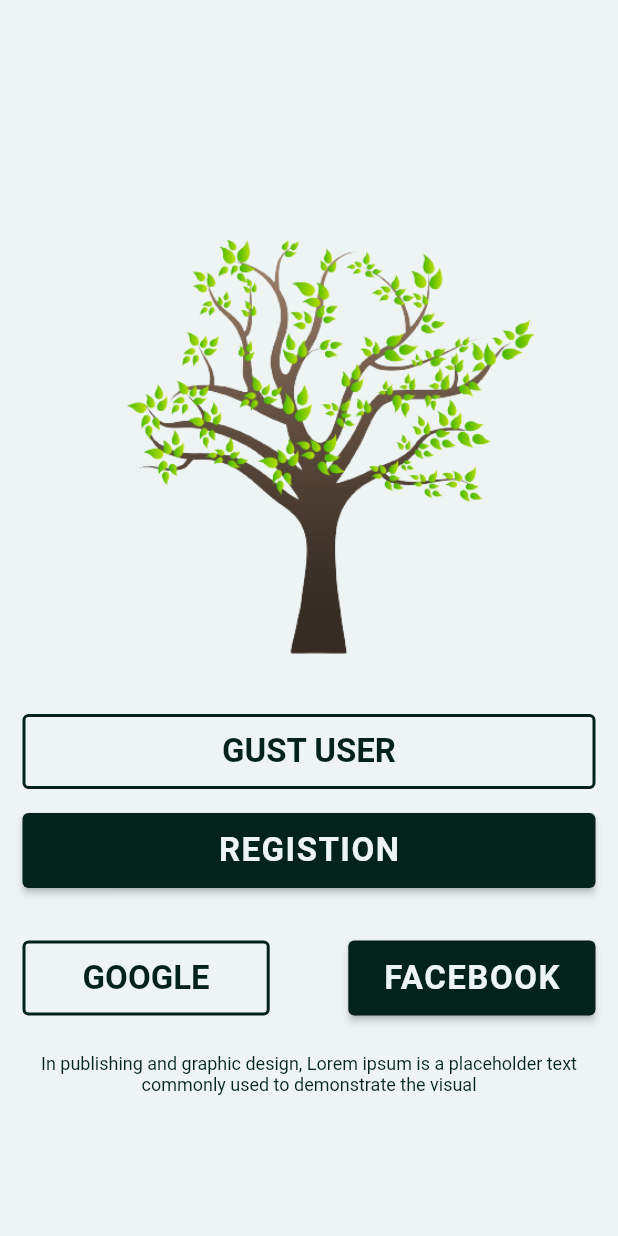
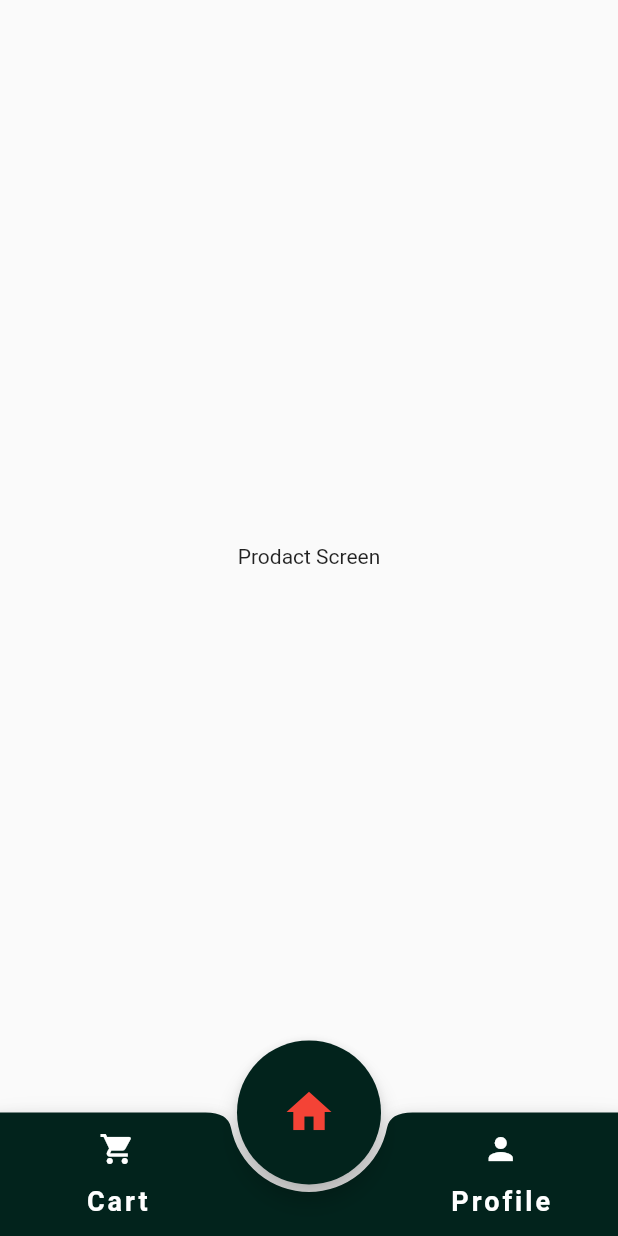
Before and after one commit to rowjoy/tree_shop_ecommerce_with_provider, a Flutter app: the OnboardScrrenTwo screen opened directly, after a tap on "GUST USER", on a phone screen of 412 x 824 dp. Run offline on Flutter 3.47's test engine with Material 2 defaults, Android fonts, the phone set to English and light mode, and no system bars; our stand-ins replace flutter_svg, hexcolor.

Commit message:
E-commers App setup

```diff
--- a/lib/app.dart
+++ b/lib/app.dart
@@ -1,5 +1,5 @@
 import 'package:flutter/material.dart';
-import 'package:tree_shop/onbord_screen/onbord_screen.dart';
+import 'package:tree_shop/modules/onbord_screen/onbord_screen.dart';
 class App extends StatelessWidget {
   const App({super.key});
 
--- /dev/null
+++ b/lib/core/sizes.dart
@@ -0,0 +1,3 @@
+class Sizes {
+
+}
--- a/lib/onbord_screen/onboard_screen_two.dart
+++ b/lib/modules/onbord_screen/onboard_screen_two.dart
@@ -5,6 +5,8 @@
 import 'package:flutter/material.dart';
 import 'package:hexcolor/hexcolor.dart';
 import 'package:tree_shop/core/colors.dart';
+import 'package:tree_shop/modules/screen_layout/base_screen_layout.dart';
+import 'package:tree_shop/modules/views/prodact_screen.dart';
 import 'package:tree_shop/widget/custom_button.dart';
 class OnboardScrrenTwo extends StatefulWidget {
   const OnboardScrrenTwo({super.key});
@@ -40,7 +42,9 @@ class _OnboardScrrenTwoState extends State<OnboardScrrenTwo> {
                     color: HexColor(AppColors.greenColor),
                   )
                 ),
-                onPressed: (){},
+                onPressed: (){
+                  Navigator.push(context, MaterialPageRoute(builder: (context)=> BaseLayoutScreen()));
+                },
                 child: Text("Gust user".toUpperCase(),
                   style: TextStyle(
                     color: HexColor(AppColors.greenColor),
--- a/lib/onbord_screen/onboard_widget/screen_three.dart
+++ b/lib/modules/onbord_screen/onboard_widget/screen_three.dart
@@ -1,7 +1,7 @@
 import 'package:flutter/material.dart';
 import 'package:hexcolor/hexcolor.dart';
 
-import '../../core/colors.dart';
+import '../../../core/colors.dart';
 class ScreenThree extends StatelessWidget {
   const ScreenThree({super.key});
 
--- /dev/null
+++ b/lib/modules/screen_layout/base_screen_layout.dart
@@ -0,0 +1,84 @@
+// ignore_for_file: prefer_const_constructors, avoid_unnecessary_containers, sized_box_for_whitespace
+
+
+import 'package:flutter/material.dart';
+import 'package:hexcolor/hexcolor.dart';
+import 'package:tree_shop/core/colors.dart';
+import 'package:tree_shop/modules/views/cart_screen.dart';
+import 'package:tree_shop/modules/views/prodact_screen.dart';
+import 'package:tree_shop/modules/views/profile_screen.dart';
+class BaseLayoutScreen extends StatefulWidget {
+  const BaseLayoutScreen({super.key});
+
+  @override
+  State<BaseLayoutScreen> createState() => _BaseLayoutScreenState();
+}
+
+int selectPage = 1;
+List<Widget> pages = [
+  CartScreen(),
+  ProdactScreen(),
+  ProfileScreen(),
+];
+
+
+class _BaseLayoutScreenState extends State<BaseLayoutScreen> {
+  @override
+  Widget build(BuildContext context) {
+    return Scaffold(
+    floatingActionButtonLocation: FloatingActionButtonLocation.centerDocked,
+    floatingActionButton: FloatingActionButton.large(
+      onPressed: (){
+        setState(() {
+          selectPage = 1;
+        });
+      },
+        backgroundColor: HexColor(AppColors.greenColor),
+        child: Center(
+          child: Icon(Icons.home ,color: selectPage == 1 ? Colors.red : Colors.white ,),
+        ) ,
+      ),
+      bottomNavigationBar: BottomAppBar(
+        color: HexColor(AppColors.greenColor),
+        shape: CircularNotchedRectangle(),
+        notchMargin: 5,
+        child: Row(
+          mainAxisAlignment: MainAxisAlignment.spaceAround,
+          children: [
+             tapButton(context, "Cart", Icons.shopping_cart , 0),
+             SizedBox(width: MediaQuery.of(context).size.width / 9,),
+             tapButton(context, "Profile", Icons.person , 2),
+          ],
+        ),
+      ) ,
+
+      body: pages[selectPage],
+    );
+  }
+
+ Widget tapButton(BuildContext context , String? title , IconData? icon, int index ) {
+    return  InkWell(
+      onTap: (){
+        setState(() {
+           selectPage = index;
+        });
+      },
+      child: Container(
+        height: MediaQuery.of(context).size.height / 10,
+        width: MediaQuery.of(context).size.width / 4 ,
+        child: Column(
+          mainAxisAlignment: MainAxisAlignment.spaceEvenly,
+          children: [
+            Icon(icon, color: selectPage == index ? Colors.red : Colors.white,),
+            Text("$title", style: TextStyle(
+              color:  selectPage == index ? Colors.red :  Colors.white,
+              fontSize: 18,
+              letterSpacing: 2,
+              fontWeight: FontWeight.bold,
+            ),),
+          ],
+        ),
+      ),
+    );
+  }
+}
--- /dev/null
+++ b/lib/modules/views/prodact_screen.dart
@@ -0,0 +1,24 @@
+import 'package:flutter/material.dart';
+
+
+class ProdactScreen extends StatefulWidget {
+  const ProdactScreen({super.key});
+
+  @override
+  State<ProdactScreen> createState() => _ProdactScreenState();
+}
+
+class _ProdactScreenState extends State<ProdactScreen> {
+  @override
+  Widget build(BuildContext context) {
+    return Scaffold(
+      body: SafeArea(
+        child: Center(
+          child: Container(
+            child: Text("Prodact Screen"),
+          ),
+        )
+      ),
+    );
+  }
+}
```
Also changed, not shown: lib/modules/onbord_screen/onbord_screen.dart (renamed from lib/onbord_screen/onbord_screen.dart, +5 -5 lines), lib/modules/views/cart_screen.dart (added, +22 -0 lines), lib/modules/views/prodact_details_screen.dart (added, +20 -0 lines), lib/modules/views/profile_screen.dart (added, +24 -0 lines), lib/modules/onbord_screen/onboard_widget/screen_one.dart (renamed from lib/onbord_screen/onboard_widget/screen_one.dart), lib/modules/onbord_screen/onboard_widget/screen_two.dart (renamed from lib/onbord_screen/onboard_widget/screen_two.dart).
